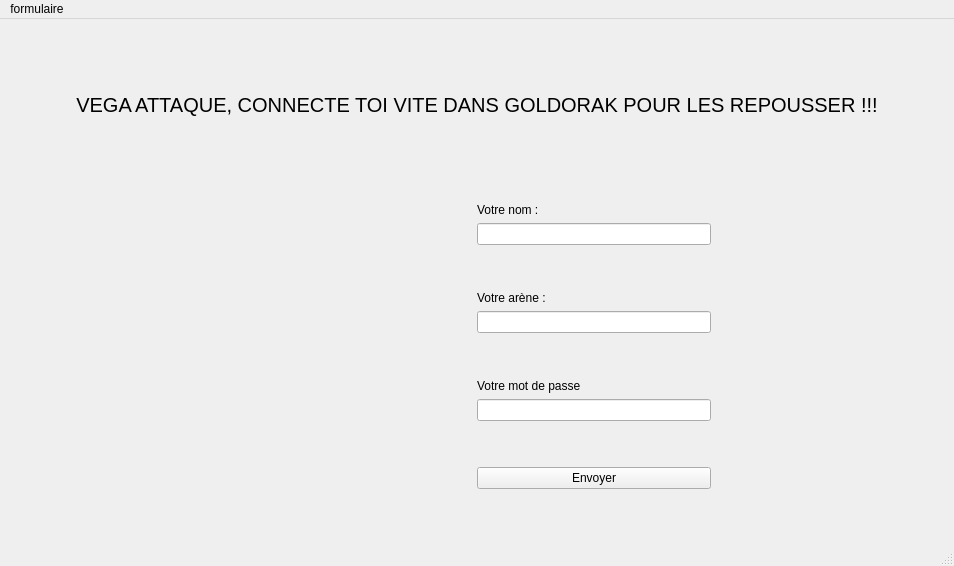
This is formulaire.ui in RadarsGlenn/agent as Qt 5 draws it before an edit. The edited form follows.
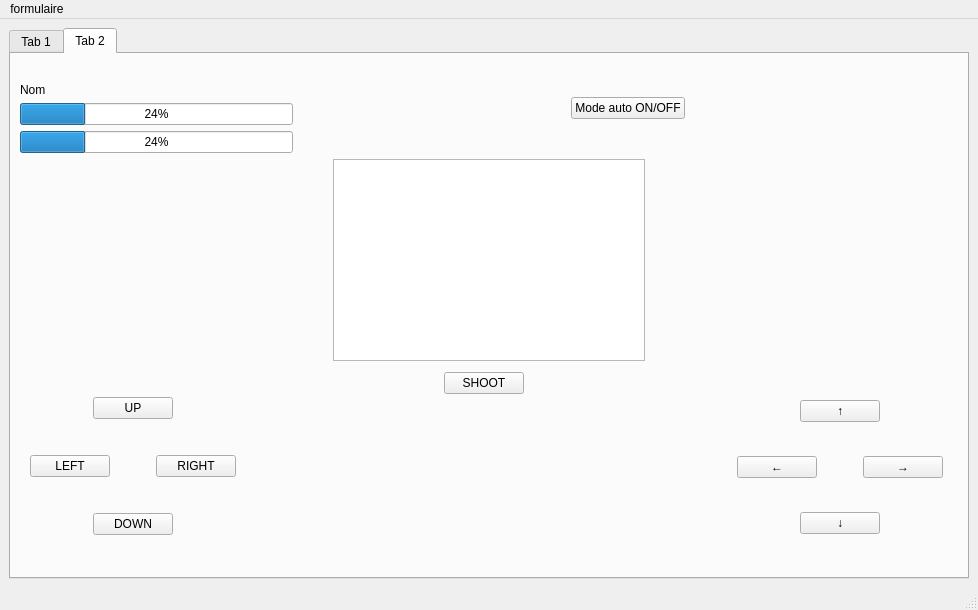
This is the edited form.

Commit message: ajout fonction

The edit to the form file:
```diff
--- a/formulaire.ui
+++ b/formulaire.ui
@@ -6,8 +6,8 @@
    <rect>
     <x>0</x>
     <y>0</y>
-    <width>954</width>
-    <height>566</height>
+    <width>978</width>
+    <height>610</height>
    </rect>
   </property>
   <property name="windowTitle">
@@ -16,10 +16,15 @@
   <widget class="QWidget" name="centralwidget">
    <layout class="QVBoxLayout" name="verticalLayout_2">
     <item>
-     <layout class="QVBoxLayout" name="verticalLayout_5">
-      <property name="topMargin">
-       <number>15</number>
+     <widget class="QTabWidget" name="tabWidget">
+      <property name="currentIndex">
+       <number>1</number>
       </property>
+      <widget class="QWidget" name="tab_5">
+       <attribute name="title">
+        <string>Tab 1</string>
+       </attribute>
+       <layout class="QVBoxLayout" name="verticalLayout">
       <item>
        <layout class="QVBoxLayout" name="verticalLayout_4">
         <property name="topMargin">
@@ -32,8 +37,8 @@
           </property>
           <property name="sizeHint" stdset="0">
            <size>
-            <width>20</width>
-            <height>40</height>
+              <width>929</width>
+              <height>13</height>
            </size>
           </property>
          </spacer>
@@ -76,8 +81,8 @@
           </property>
           <property name="sizeHint" stdset="0">
            <size>
-            <width>20</width>
-            <height>40</height>
+              <width>929</width>
+              <height>13</height>
            </size>
           </property>
          </spacer>
@@ -97,19 +102,6 @@
             </property>
            </spacer>
           </item>
-          <item>
-           <spacer name="horizontalSpacer_3">
-            <property name="orientation">
-             <enum>Qt::Horizontal</enum>
-            </property>
-            <property name="sizeHint" stdset="0">
-             <size>
-              <width>40</width>
-              <height>20</height>
-             </size>
-            </property>
-           </spacer>
-          </item>
           <item>
            <layout class="QVBoxLayout" name="verticalLayout_3">
             <item>
@@ -229,6 +221,413 @@
        </layout>
       </item>
      </layout>
+      </widget>
+      <widget class="QWidget" name="tab_6">
+       <attribute name="title">
+        <string>Tab 2</string>
+       </attribute>
+       <layout class="QVBoxLayout" name="verticalLayout_6">
+        <item>
+         <layout class="QHBoxLayout" name="horizontalLayout_7">
+          <property name="topMargin">
+           <number>0</number>
+          </property>
+          <item>
+           <layout class="QVBoxLayout" name="verticalLayout_15">
+            <property name="topMargin">
+             <number>20</number>
+            </property>
+            <property name="rightMargin">
+             <number>0</number>
+            </property>
+            <item>
+             <widget class="QLabel" name="label_5">
+              <property name="text">
+               <string>Nom</string>
+              </property>
+             </widget>
+            </item>
+            <item>
+             <widget class="QProgressBar" name="progressBar">
+              <property name="value">
+               <number>24</number>
+              </property>
+             </widget>
+            </item>
+            <item>
+             <widget class="QProgressBar" name="progressBar_2">
+              <property name="value">
+               <number>24</number>
+              </property>
+             </widget>
+            </item>
+           </layout>
+          </item>
+          <item>
+           <spacer name="horizontalSpacer_8">
+            <property name="orientation">
+             <enum>Qt::Horizontal</enum>
+            </property>
+            <property name="sizeHint" stdset="0">
+             <size>
+              <width>40</width>
+              <height>20</height>
+             </size>
+            </property>
+           </spacer>
+          </item>
+          <item>
+           <layout class="QHBoxLayout" name="horizontalLayout_36">
+            <property name="leftMargin">
+             <number>0</number>
+            </property>
+            <item>
+             <widget class="QPushButton" name="pushButton_11">
+              <property name="text">
+               <string>Mode auto ON/OFF</string>
+              </property>
+             </widget>
+            </item>
+           </layout>
+          </item>
+          <item>
+           <spacer name="horizontalSpacer_7">
+            <property name="orientation">
+             <enum>Qt::Horizontal</enum>
+            </property>
+            <property name="sizeHint" stdset="0">
+             <size>
+              <width>40</width>
+              <height>20</height>
+             </size>
+            </property>
+           </spacer>
+          </item>
+         </layout>
+        </item>
+        <item>
+         <layout class="QVBoxLayout" name="verticalLayout_5">
+          <property name="topMargin">
+           <number>0</number>
+          </property>
+          <item>
+           <layout class="QHBoxLayout" name="horizontalLayout_3">
+            <property name="topMargin">
+             <number>0</number>
+            </property>
+            <item>
+             <layout class="QHBoxLayout" name="horizontalLayout_5">
+              <property name="topMargin">
+               <number>0</number>
+              </property>
+              <item>
+               <spacer name="horizontalSpacer_5">
+                <property name="orientation">
+                 <enum>Qt::Horizontal</enum>
+                </property>
+                <property name="sizeHint" stdset="0">
+                 <size>
+                  <width>40</width>
+                  <height>20</height>
+                 </size>
+                </property>
+               </spacer>
+              </item>
+             </layout>
+            </item>
+            <item>
+             <layout class="QHBoxLayout" name="horizontalLayout_6">
+              <property name="leftMargin">
+               <number>0</number>
+              </property>
+              <property name="topMargin">
+               <number>0</number>
+              </property>
+              <property name="rightMargin">
+               <number>0</number>
+              </property>
+              <property name="bottomMargin">
+               <number>0</number>
+              </property>
+              <item>
+               <layout class="QGridLayout" name="gridLayout">
+                <property name="leftMargin">
+                 <number>0</number>
+                </property>
+                <property name="topMargin">
+                 <number>0</number>
+                </property>
+                <property name="rightMargin">
+                 <number>0</number>
+                </property>
+                <item row="0" column="0">
+                 <widget class="QGraphicsView" name="graphicsView"/>
+                </item>
+               </layout>
+              </item>
+             </layout>
+            </item>
+            <item>
+             <spacer name="horizontalSpacer_6">
+              <property name="orientation">
+               <enum>Qt::Horizontal</enum>
+              </property>
+              <property name="sizeHint" stdset="0">
+               <size>
+                <width>40</width>
+                <height>20</height>
+               </size>
+              </property>
+             </spacer>
+            </item>
+            <item>
+             <layout class="QHBoxLayout" name="horizontalLayout_4">
+              <property name="leftMargin">
+               <number>0</number>
+              </property>
+             </layout>
+            </item>
+           </layout>
+          </item>
+         </layout>
+        </item>
+        <item>
+         <layout class="QHBoxLayout" name="horizontalLayout_2">
+          <property name="leftMargin">
+           <number>5</number>
+          </property>
+          <property name="topMargin">
+           <number>5</number>
+          </property>
+          <property name="rightMargin">
+           <number>5</number>
+          </property>
+          <property name="bottomMargin">
+           <number>5</number>
+          </property>
+          <item>
+           <layout class="QGridLayout" name="gridLayout_2">
+            <property name="rightMargin">
+             <number>0</number>
+            </property>
+            <item row="0" column="1">
+             <layout class="QHBoxLayout" name="horizontalLayout_8">
+              <property name="leftMargin">
+               <number>5</number>
+              </property>
+              <property name="topMargin">
+               <number>5</number>
+              </property>
+              <property name="rightMargin">
+               <number>5</number>
+              </property>
+              <property name="bottomMargin">
+               <number>5</number>
+              </property>
+              <item>
+               <layout class="QHBoxLayout" name="horizontalLayout_9">
+                <property name="leftMargin">
+                 <number>0</number>
+                </property>
+                <item>
+                 <spacer name="horizontalSpacer_9">
+                  <property name="orientation">
+                   <enum>Qt::Horizontal</enum>
+                  </property>
+                  <property name="sizeHint" stdset="0">
+                   <size>
+                    <width>40</width>
+                    <height>20</height>
+                   </size>
+                  </property>
+                 </spacer>
+                </item>
+               </layout>
+              </item>
+              <item>
+               <layout class="QHBoxLayout" name="horizontalLayout_11">
+                <property name="leftMargin">
+                 <number>0</number>
+                </property>
+                <item>
+                 <widget class="QPushButton" name="pushButton_2">
+                  <property name="text">
+                   <string>UP</string>
+                  </property>
+                 </widget>
+                </item>
+               </layout>
+              </item>
+              <item>
+               <layout class="QHBoxLayout" name="horizontalLayout_12">
+                <property name="leftMargin">
+                 <number>0</number>
+                </property>
+                <item>
+                 <spacer name="horizontalSpacer_11">
+                  <property name="orientation">
+                   <enum>Qt::Horizontal</enum>
+                  </property>
+                  <property name="sizeHint" stdset="0">
+                   <size>
+                    <width>40</width>
+                    <height>20</height>
+                   </size>
+                  </property>
+                 </spacer>
+                </item>
+               </layout>
+              </item>
+             </layout>
+            </item>
+            <item row="2" column="1">
+             <layout class="QHBoxLayout" name="horizontalLayout_19">
+              <property name="leftMargin">
+               <number>5</number>
+              </property>
+              <property name="topMargin">
+               <number>5</number>
+              </property>
+              <property name="rightMargin">
+               <number>5</number>
+              </property>
+              <property name="bottomMargin">
+               <number>5</number>
+              </property>
+              <item>
+               <layout class="QHBoxLayout" name="horizontalLayout_22">
+                <item>
+                 <spacer name="horizontalSpacer_13">
+                  <property name="orientation">
+                   <enum>Qt::Horizontal</enum>
+                  </property>
+                  <property name="sizeHint" stdset="0">
+                   <size>
+                    <width>40</width>
+                    <height>20</height>
+                   </size>
+                  </property>
+                 </spacer>
+                </item>
+               </layout>
+              </item>
+              <item>
+               <layout class="QHBoxLayout" name="horizontalLayout_21">
+                <item>
+                 <widget class="QPushButton" name="pushButton_6">
+                  <property name="text">
+                   <string>DOWN</string>
+                  </property>
+                 </widget>
+                </item>
+               </layout>
+              </item>
+              <item>
+               <layout class="QHBoxLayout" name="horizontalLayout_20">
+                <property name="leftMargin">
+                 <number>0</number>
+                </property>
+                <item>
+                 <spacer name="horizontalSpacer_14">
+                  <property name="orientation">
+                   <enum>Qt::Horizontal</enum>
+                  </property>
+                  <property name="sizeHint" stdset="0">
+                   <size>
+                    <width>40</width>
+                    <height>20</height>
+                   </size>
+                  </property>
+                 </spacer>
+                </item>
+               </layout>
+              </item>
+             </layout>
+            </item>
+            <item row="1" column="1">
+             <layout class="QHBoxLayout" name="horizontalLayout_14">
+              <property name="leftMargin">
+               <number>5</number>
+              </property>
+              <property name="topMargin">
+               <number>5</number>
+              </property>
+              <property name="rightMargin">
+               <number>5</number>
+              </property>
+              <property name="bottomMargin">
+               <number>5</number>
+              </property>
+              <item>
+               <layout class="QHBoxLayout" name="horizontalLayout_28">
+                <property name="leftMargin">
+                 <number>0</number>
+                </property>
+                <item>
+                 <widget class="QPushButton" name="pushButton_4">
+                  <property name="text">
+                   <string>LEFT</string>
+                  </property>
+                 </widget>
+                </item>
+               </layout>
+              </item>
+              <item>
+               <layout class="QHBoxLayout" name="horizontalLayout_17">
+                <property name="leftMargin">
+                 <number>0</number>
+                </property>
+                <item>
+                 <spacer name="horizontalSpacer_12">
+                  <property name="orientation">
+                   <enum>Qt::Horizontal</enum>
+                  </property>
+                  <property name="sizeHint" stdset="0">
+                   <size>
+                    <width>40</width>
+                    <height>20</height>
+                   </size>
+                  </property>
+                 </spacer>
+                </item>
+               </layout>
+              </item>
+              <item>
+               <layout class="QHBoxLayout" name="horizontalLayout_15">
+                <item>
+                 <widget class="QPushButton" name="pushButton_5">
+                  <property name="text">
+                   <string>RIGHT</string>
+                  </property>
+                 </widget>
+                </item>
+               </layout>
+              </item>
+             </layout>
+            </item>
+           </layout>
+          </item>
+          <item>
+           <spacer name="horizontalSpacer_3">
+            <property name="orientation">
+             <enum>Qt::Horizontal</enum>
+            </property>
+            <property name="sizeHint" stdset="0">
+             <size>
+              <width>40</width>
+              <height>20</height>
+             </size>
+            </property>
+           </spacer>
+          </item>
+          <item>
+           <layout class="QVBoxLayout" name="verticalLayout_7">
+            <item>
+             <widget class="QPushButton" name="pushButton_3">
+              <property name="text">
+               <string>SHOOT</string>
+              </property>
+             </widget>
     </item>
     <item>
      <spacer name="verticalSpacer">
@@ -244,13 +643,245 @@
      </spacer>
     </item>
    </layout>
+          </item>
+          <item>
+           <spacer name="horizontalSpacer_4">
+            <property name="orientation">
+             <enum>Qt::Horizontal</enum>
+            </property>
+            <property name="sizeHint" stdset="0">
+             <size>
+              <width>40</width>
+              <height>20</height>
+             </size>
+            </property>
+           </spacer>
+          </item>
+          <item>
+           <layout class="QGridLayout" name="gridLayout_3">
+            <property name="leftMargin">
+             <number>5</number>
+            </property>
+            <property name="topMargin">
+             <number>5</number>
+            </property>
+            <property name="rightMargin">
+             <number>5</number>
+            </property>
+            <property name="bottomMargin">
+             <number>5</number>
+            </property>
+            <item row="0" column="0">
+             <layout class="QHBoxLayout" name="horizontalLayout_13">
+              <property name="leftMargin">
+               <number>5</number>
+              </property>
+              <property name="topMargin">
+               <number>5</number>
+              </property>
+              <property name="rightMargin">
+               <number>5</number>
+              </property>
+              <property name="bottomMargin">
+               <number>5</number>
+              </property>
+              <item>
+               <layout class="QHBoxLayout" name="horizontalLayout_26">
+                <property name="leftMargin">
+                 <number>0</number>
+                </property>
+                <item>
+                 <spacer name="horizontalSpacer_15">
+                  <property name="orientation">
+                   <enum>Qt::Horizontal</enum>
+                  </property>
+                  <property name="sizeHint" stdset="0">
+                   <size>
+                    <width>40</width>
+                    <height>20</height>
+                   </size>
+                  </property>
+                 </spacer>
+                </item>
+               </layout>
+              </item>
+              <item>
+               <layout class="QHBoxLayout" name="horizontalLayout_24">
+                <property name="leftMargin">
+                 <number>0</number>
+                </property>
+                <item>
+                 <widget class="QPushButton" name="pushButton_7">
+                  <property name="text">
+                   <string>↑</string>
+                  </property>
+                 </widget>
+                </item>
+               </layout>
+              </item>
+              <item>
+               <layout class="QHBoxLayout" name="horizontalLayout_25">
+                <property name="leftMargin">
+                 <number>0</number>
+                </property>
+                <item>
+                 <spacer name="horizontalSpacer_16">
+                  <property name="orientation">
+                   <enum>Qt::Horizontal</enum>
+                  </property>
+                  <property name="sizeHint" stdset="0">
+                   <size>
+                    <width>40</width>
+                    <height>20</height>
+                   </size>
+                  </property>
+                 </spacer>
+                </item>
+               </layout>
+              </item>
+             </layout>
+            </item>
+            <item row="1" column="0">
+             <layout class="QHBoxLayout" name="horizontalLayout_27">
+              <property name="leftMargin">
+               <number>5</number>
+              </property>
+              <property name="topMargin">
+               <number>5</number>
+              </property>
+              <property name="rightMargin">
+               <number>5</number>
+              </property>
+              <property name="bottomMargin">
+               <number>5</number>
+              </property>
+              <item>
+               <layout class="QHBoxLayout" name="horizontalLayout_30">
+                <item>
+                 <widget class="QPushButton" name="pushButton_8">
+                  <property name="text">
+                   <string>←</string>
+                  </property>
+                 </widget>
+                </item>
+               </layout>
+              </item>
+              <item>
+               <layout class="QHBoxLayout" name="horizontalLayout_31">
+                <property name="leftMargin">
+                 <number>0</number>
+                </property>
+                <item>
+                 <spacer name="horizontalSpacer_10">
+                  <property name="orientation">
+                   <enum>Qt::Horizontal</enum>
+                  </property>
+                  <property name="sizeHint" stdset="0">
+                   <size>
+                    <width>40</width>
+                    <height>20</height>
+                   </size>
+                  </property>
+                 </spacer>
+                </item>
+               </layout>
+              </item>
+              <item>
+               <layout class="QHBoxLayout" name="horizontalLayout_29">
+                <item>
+                 <widget class="QPushButton" name="pushButton_9">
+                  <property name="text">
+                   <string>→</string>
+                  </property>
+                 </widget>
+                </item>
+               </layout>
+              </item>
+             </layout>
+            </item>
+            <item row="2" column="0">
+             <layout class="QHBoxLayout" name="horizontalLayout_32">
+              <property name="leftMargin">
+               <number>5</number>
+              </property>
+              <property name="topMargin">
+               <number>5</number>
+              </property>
+              <property name="rightMargin">
+               <number>5</number>
+              </property>
+              <property name="bottomMargin">
+               <number>5</number>
+              </property>
+              <item>
+               <layout class="QHBoxLayout" name="horizontalLayout_33">
+                <item>
+                 <spacer name="horizontalSpacer_17">
+                  <property name="orientation">
+                   <enum>Qt::Horizontal</enum>
+                  </property>
+                  <property name="sizeHint" stdset="0">
+                   <size>
+                    <width>40</width>
+                    <height>20</height>
+                   </size>
+                  </property>
+                 </spacer>
+                </item>
+               </layout>
+              </item>
+              <item>
+               <layout class="QHBoxLayout" name="horizontalLayout_35">
+                <property name="leftMargin">
+                 <number>0</number>
+                </property>
+                <item>
+                 <widget class="QPushButton" name="pushButton_10">
+                  <property name="text">
+                   <string>↓</string>
+                  </property>
+                 </widget>
+                </item>
+               </layout>
+              </item>
+              <item>
+               <layout class="QHBoxLayout" name="horizontalLayout_34">
+                <property name="leftMargin">
+                 <number>0</number>
+                </property>
+                <item>
+                 <spacer name="horizontalSpacer_18">
+                  <property name="orientation">
+                   <enum>Qt::Horizontal</enum>
+                  </property>
+                  <property name="sizeHint" stdset="0">
+                   <size>
+                    <width>40</width>
+                    <height>20</height>
+                   </size>
+                  </property>
+                 </spacer>
+                </item>
+               </layout>
+              </item>
+             </layout>
+            </item>
+           </layout>
+          </item>
+         </layout>
+        </item>
+       </layout>
+      </widget>
+     </widget>
+    </item>
+   </layout>
   </widget>
   <widget class="QMenuBar" name="menubar">
    <property name="geometry">
     <rect>
      <x>0</x>
      <y>0</y>
-     <width>954</width>
+     <width>978</width>
      <height>26</height>
     </rect>
    </property>
```
Left out of the diff: 10 changed lines with no effect on the pictures. Lines whose indentation alone changed are shown as unchanged. The commit also changes 2 other files.
